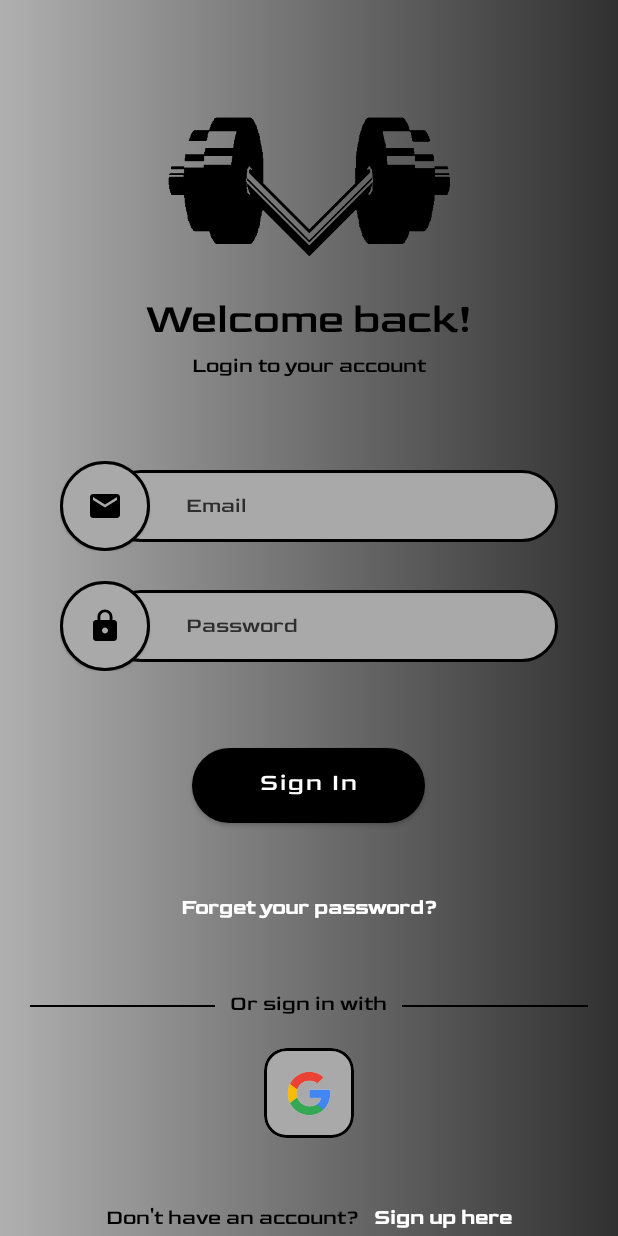
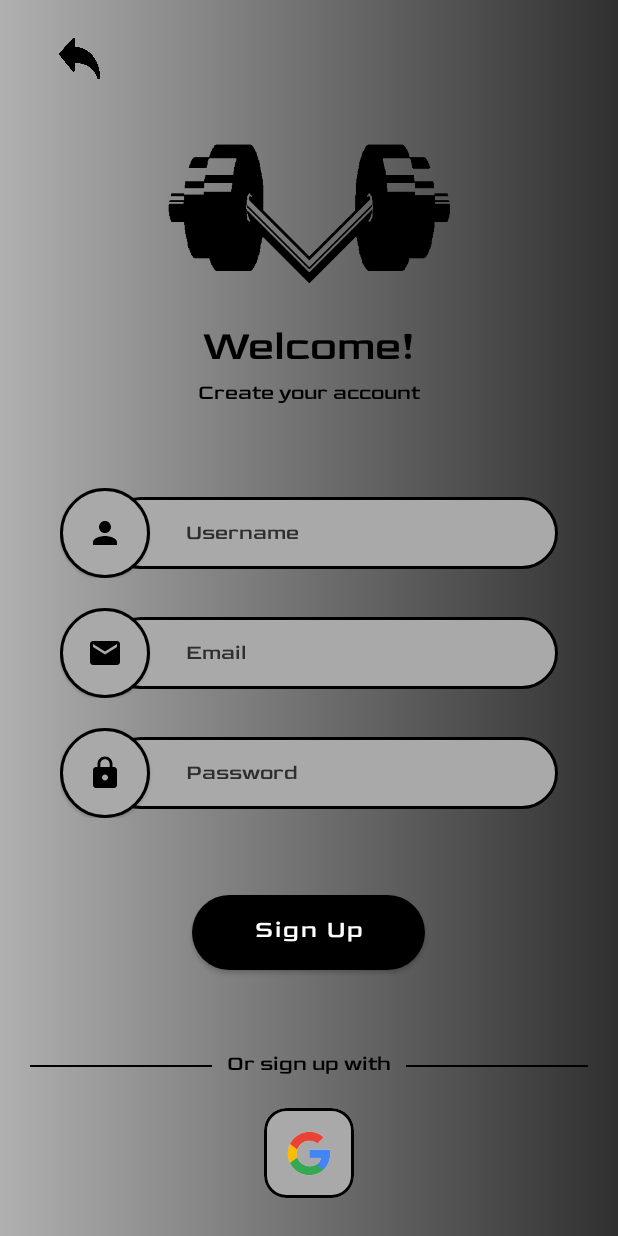
Before and after one commit to Josecp03/Vetra-FitnessApp-TFG, an Android app: the screen it shows after launch (SignInActivity before the commit, SignUpActivity after it), after a tap on "Sign up here", on a phone screen of 412 x 824 dp. Run offline under Robolectric (Android 15) with nearby library versions, the phone set to English and light mode, and no system bars; 3 other taps on this screen came first.

Commit message:
Transición entre SignInActivity y SignUpActivity

```diff
--- a/app/src/main/AndroidManifest.xml
+++ b/app/src/main/AndroidManifest.xml
@@ -14,7 +14,8 @@
         tools:targetApi="31">
         <activity
             android:name=".view.activities.SignUpActivity"
-            android:exported="false" />
+            android:exported="false"
+            android:theme="@style/Theme.MaterialComponents.DayNight.NoActionBar"/>
         <activity
             android:name=".view.activities.SignInActivity"
             android:exported="true"
--- a/app/src/main/java/com/example/vetra_fitnessapp_tfg/view/activities/SignInActivity.java
+++ b/app/src/main/java/com/example/vetra_fitnessapp_tfg/view/activities/SignInActivity.java
@@ -1,74 +1,82 @@
 package com.example.vetra_fitnessapp_tfg.view.activities;
 
 import android.annotation.SuppressLint;
+import android.content.Intent;
 import android.os.Bundle;
 import android.view.View;
 import android.view.ViewGroup;
-import android.widget.Button;
-import android.widget.TextView;
 import android.widget.Toast;
 import androidx.appcompat.app.AppCompatActivity;
 import com.example.vetra_fitnessapp_tfg.R;
 import com.google.android.material.bottomsheet.BottomSheetDialog;
-import com.google.android.material.card.MaterialCardView;
+import com.example.vetra_fitnessapp_tfg.databinding.ActivitySignInBinding;
+
 
 import java.util.Objects;
 
 public class SignInActivity extends AppCompatActivity {
 
+    private ActivitySignInBinding binding;
+
     @Override
     protected void onCreate(Bundle savedInstanceState) {
         super.onCreate(savedInstanceState);
-        setContentView(R.layout.activity_sign_in);
+        binding = ActivitySignInBinding.inflate(getLayoutInflater());
+        setContentView(binding.getRoot());
 
 
-        // Botón de iniciar sesión
-        Button btnSignIn = findViewById(R.id.buttonSendRecovery);
-        btnSignIn.setOnClickListener(new View.OnClickListener() {
-            @Override
-            public void onClick(View v) {
-                Toast.makeText(SignInActivity.this, "Login pressed", Toast.LENGTH_SHORT).show();
-            }
+        // Listener para el botón de SignIn
+        binding.buttonSignIn.setOnClickListener(v -> {
+            Toast.makeText(SignInActivity.this, "Login pressed", Toast.LENGTH_SHORT).show();
         });
 
-        // Botón de Google
-        MaterialCardView btnGoogle = findViewById(R.id.buttonGoogle);
-        btnGoogle.setOnClickListener(new View.OnClickListener() {
-            @Override
-            public void onClick(View v) {
-                Toast.makeText(SignInActivity.this, "Google pressed", Toast.LENGTH_SHORT).show();
-            }
+        // Listener para el botón de Google
+        binding.buttonGoogle.setOnClickListener(v -> {
+            Toast.makeText(SignInActivity.this, "Google pressed", Toast.LENGTH_SHORT).show();
         });
 
-        // Texto "Forget your password"
-        TextView textForgetPassword = findViewById(R.id.textViewForgetPassword);
-        textForgetPassword.setOnClickListener(v -> showForgotPasswordDialog());
+        // Listener para el texto "Forget your password?"
+        binding.textViewForgetPassword.setOnClickListener(v -> showForgotPasswordDialog());
 
+        // Listener para el texto "Sign up here"
+        binding.textViewSignUp.setOnClickListener(v -> {
 
-        // Texto "Sign up here"
-        TextView textSignUp = findViewById(R.id.textViewSignUp);
-        textSignUp.setOnClickListener(new View.OnClickListener() {
-            @Override
-            public void onClick(View v) {
-                Toast.makeText(SignInActivity.this, "Sign up pressed", Toast.LENGTH_SHORT).show();
-            }
+            // Crear intent para navegar a SignUpActivity
+            Intent i = new Intent(SignInActivity.this, SignUpActivity.class);
+
+            // Lanzar el intent
+            startActivity(i);
+
+            // Aplicar animación de transición
+            overridePendingTransition(R.anim.slide_in_right_fade, R.anim.slide_out_left_fade);
+
         });
 
     }
 
 
     private void showForgotPasswordDialog() {
+
+        // Inflar la vista personalizada del diálogo desde el layout XML
         @SuppressLint("InflateParams") View dialogView = getLayoutInflater().inflate(R.layout.dialog_recover_password, null);
+
+        // Crear un BottomSheetDialog con un tema personalizado
         BottomSheetDialog bottomSheetDialog = new BottomSheetDialog(this, R.style.BottomSheetDialogTheme);
+
+        // Asignar la vista inflada al diálogo
         bottomSheetDialog.setContentView(dialogView);
+
+        // Establecer fondo transparente para que los bordes sean redondeados o personalizados
         Objects.requireNonNull(bottomSheetDialog.getWindow()).setBackgroundDrawableResource(android.R.color.transparent);
+
+        // Mostrar el diálogo
         bottomSheetDialog.show();
 
-        // Forzar altura máxima
+        // Obtener la vista del bottom sheet
         View bottomSheet = bottomSheetDialog.findViewById(com.google.android.material.R.id.design_bottom_sheet);
-        if (bottomSheet != null) {
-            bottomSheet.getLayoutParams().height = ViewGroup.LayoutParams.MATCH_PARENT;
-        }
+
+        // Forzar que ocupe toda la altura de la pantalla
+        bottomSheet.getLayoutParams().height = ViewGroup.LayoutParams.MATCH_PARENT;
 
     }
 
--- a/app/src/main/java/com/example/vetra_fitnessapp_tfg/view/activities/SignUpActivity.java
+++ b/app/src/main/java/com/example/vetra_fitnessapp_tfg/view/activities/SignUpActivity.java
@@ -1,23 +1,33 @@
 package com.example.vetra_fitnessapp_tfg.view.activities;
 
+import android.content.Intent;
 import android.os.Bundle;
-
-import androidx.activity.EdgeToEdge;
 import androidx.appcompat.app.AppCompatActivity;
-import androidx.core.graphics.Insets;
-import androidx.core.view.ViewCompat;
-import androidx.core.view.WindowInsetsCompat;
-
 import com.example.vetra_fitnessapp_tfg.R;
+import com.example.vetra_fitnessapp_tfg.databinding.ActivitySignUpBinding;
 
 public class SignUpActivity extends AppCompatActivity {
+
+    private ActivitySignUpBinding binding;
 
     @Override
     protected void onCreate(Bundle savedInstanceState) {
         super.onCreate(savedInstanceState);
-        setContentView(R.layout.activity_sign_up);
+        binding = ActivitySignUpBinding.inflate(getLayoutInflater());
+        setContentView(binding.getRoot());
 
+        binding.buttonBack.setOnClickListener(v -> {
 
+            // Crear el intent para navegar a SignInActivity
+            Intent i = new Intent(SignUpActivity.this, SignInActivity.class);
+
+            // Lanzar el intent
+            startActivity(i);
+
+            // Aplicar animación de transición
+            overridePendingTransition(R.anim.slide_in_left_fade, R.anim.slide_out_right_fade);
+
+        });
 
     }
 }
--- /dev/null
+++ b/app/src/main/res/anim/slide_in_left.xml
@@ -0,0 +1,5 @@
+<?xml version="1.0" encoding="utf-8"?>
+<translate xmlns:android="http://schemas.android.com/apk/res/android"
+    android:duration="300"
+    android:fromXDelta="-100%"
+    android:toXDelta="0%" />
--- /dev/null
+++ b/app/src/main/res/anim/slide_in_left_fade.xml
@@ -0,0 +1,12 @@
+<?xml version="1.0" encoding="utf-8"?>
+<set xmlns:android="http://schemas.android.com/apk/res/android"
+    android:interpolator="@android:anim/accelerate_decelerate_interpolator">
+    <translate
+        android:fromXDelta="-100%"
+        android:toXDelta="0%"
+        android:duration="300"/>
+    <alpha
+        android:fromAlpha="0.0"
+        android:toAlpha="1.0"
+        android:duration="300"/>
+</set>
--- /dev/null
+++ b/app/src/main/res/anim/slide_in_right.xml
@@ -0,0 +1,5 @@
+<?xml version="1.0" encoding="utf-8"?>
+<translate xmlns:android="http://schemas.android.com/apk/res/android"
+    android:duration="300"
+    android:fromXDelta="100%"
+    android:toXDelta="0%" />
--- /dev/null
+++ b/app/src/main/res/anim/slide_in_right_fade.xml
@@ -0,0 +1,12 @@
+<?xml version="1.0" encoding="utf-8"?>
+<set xmlns:android="http://schemas.android.com/apk/res/android"
+    android:interpolator="@android:anim/accelerate_decelerate_interpolator">
+    <translate
+        android:fromXDelta="100%"
+        android:toXDelta="0%"
+        android:duration="300"/>
+    <alpha
+        android:fromAlpha="0.0"
+        android:toAlpha="1.0"
+        android:duration="300"/>
+</set>
--- /dev/null
+++ b/app/src/main/res/anim/slide_out_left.xml
@@ -0,0 +1,5 @@
+<?xml version="1.0" encoding="utf-8"?>
+<translate xmlns:android="http://schemas.android.com/apk/res/android"
+    android:duration="300"
+    android:fromXDelta="0%"
+    android:toXDelta="-100%" />
--- /dev/null
+++ b/app/src/main/res/anim/slide_out_left_fade.xml
@@ -0,0 +1,12 @@
+<?xml version="1.0" encoding="utf-8"?>
+<set xmlns:android="http://schemas.android.com/apk/res/android"
+    android:interpolator="@android:anim/accelerate_decelerate_interpolator">
+    <translate
+        android:fromXDelta="0%"
+        android:toXDelta="-100%"
+        android:duration="300"/>
+    <alpha
+        android:fromAlpha="1.0"
+        android:toAlpha="0.0"
+        android:duration="300"/>
+</set>
--- /dev/null
+++ b/app/src/main/res/anim/slide_out_right.xml
@@ -0,0 +1,5 @@
+<?xml version="1.0" encoding="utf-8"?>
+<translate xmlns:android="http://schemas.android.com/apk/res/android"
+    android:duration="300"
+    android:fromXDelta="0%"
+    android:toXDelta="100%" />
--- /dev/null
+++ b/app/src/main/res/anim/slide_out_right_fade.xml
@@ -0,0 +1,12 @@
+<?xml version="1.0" encoding="utf-8"?>
+<set xmlns:android="http://schemas.android.com/apk/res/android"
+    android:interpolator="@android:anim/accelerate_decelerate_interpolator">
+    <translate
+        android:fromXDelta="0%"
+        android:toXDelta="100%"
+        android:duration="300"/>
+    <alpha
+        android:fromAlpha="1.0"
+        android:toAlpha="0.0"
+        android:duration="300"/>
+</set>
--- a/app/src/main/res/drawable/bg_fake_black_button.xml
+++ /dev/null
@@ -1,5 +0,0 @@
-<shape xmlns:android="http://schemas.android.com/apk/res/android"
-    android:shape="rectangle">
-    <solid android:color="#000000" />
-    <corners android:radius="25dp" />
-</shape>
--- a/app/src/main/res/layout/activity_sign_in.xml
+++ b/app/src/main/res/layout/activity_sign_in.xml
@@ -187,7 +187,7 @@
             android:paddingBottom="20dp">
 
             <com.google.android.material.button.MaterialButton
-                android:id="@+id/buttonSendRecovery"
+                android:id="@+id/buttonSignIn"
                 android:layout_width="155dp"
                 android:layout_height="62dp"
                 android:fontFamily="@font/goldman"
@@ -239,7 +239,7 @@
                 android:background="@android:color/black" />
 
             <TextView
-                android:id="@+id/txtDivider"
+                android:id="@+id/textViewDivider"
                 android:layout_width="wrap_content"
                 android:layout_height="wrap_content"
                 android:layout_marginStart="10dp"
--- a/app/src/main/res/layout/activity_sign_up.xml
+++ b/app/src/main/res/layout/activity_sign_up.xml
@@ -17,7 +17,7 @@
 
         <!-- Back -->
         <ImageView
-            android:id="@+id/btnBack"
+            android:id="@+id/buttonBack"
             android:layout_width="116dp"
             android:layout_height="48dp"
             android:layout_marginStart="20dp"
@@ -262,7 +262,7 @@
             android:paddingBottom="20dp">
 
             <com.google.android.material.button.MaterialButton
-                android:id="@+id/buttonSendRecovery"
+                android:id="@+id/buttonSignUp"
                 android:layout_width="155dp"
                 android:layout_height="62dp"
                 android:fontFamily="@font/goldman"
@@ -295,14 +295,14 @@
                 android:background="@color/black" />
 
             <TextView
-                android:id="@+id/txtDivider"
+                android:id="@+id/textViewDivider"
                 android:layout_width="wrap_content"
                 android:layout_height="wrap_content"
                 android:layout_marginStart="10dp"
                 android:layout_marginEnd="10dp"
+                android:fontFamily="@font/goldman"
                 android:text="@string/or_sign_up_with"
                 android:textColor="@color/black"
-                android:fontFamily="@font/goldman"
                 android:textSize="14sp" />
 
             <View
--- a/app/src/main/res/layout/dialog_recover_password.xml
+++ b/app/src/main/res/layout/dialog_recover_password.xml
@@ -98,7 +98,7 @@
         android:paddingBottom="20dp">
 
         <com.google.android.material.button.MaterialButton
-            android:id="@+id/buttonSendRecovery"
+            android:id="@+id/buttonSignUp"
             android:layout_width="142dp"
             android:layout_height="58dp"
             android:fontFamily="@font/goldman"
```
